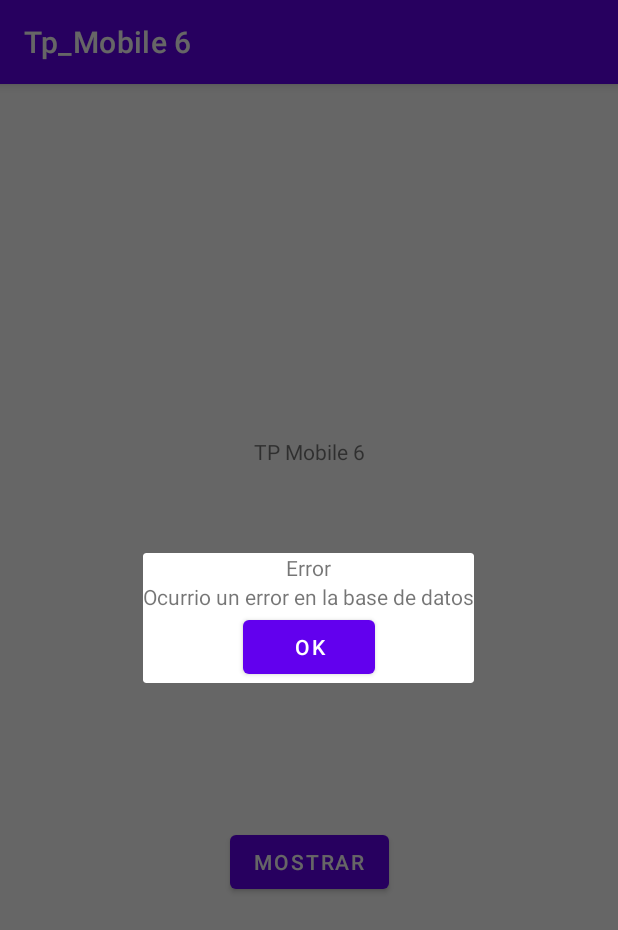
After one commit to lucasheredia1617/TP-06-MovieApp, an Android app: the fragment ErrorDialogFragment placed in its activity, on a phone screen of 412 x 824 dp. The commit adds this screen. Shown: the top 930 px of the screen. Run offline under Robolectric (Android 15) with nearby library versions, the phone set to English and light mode, and no system bars.

Commit message:
dialogo de error

```diff
--- /dev/null
+++ b/app/src/main/java/com/example/tp_06_movieapp/util/ErrorDialogFragment.kt
@@ -0,0 +1,61 @@
+package com.example.tp_06_movieapp.util
+
+import android.content.Intent
+import android.os.Bundle
+import android.view.LayoutInflater
+import android.view.View
+import android.view.ViewGroup
+import androidx.core.content.ContextCompat.startActivity
+import androidx.fragment.app.DialogFragment
+import com.example.tp_06_movieapp.activity.MainActivity
+import com.example.tp_06_movieapp.databinding.FragmentDialogBinding
+
+class ErrorDialogFragment : DialogFragment() {
+
+    private lateinit var binding: FragmentDialogBinding
+    private var titulo_dialogo: String? = null
+    private var descripcion_dialogo: String? = null
+
+    companion object {
+        private const val TITLE = "Title"
+        private const val DESCRIPTION = "Description"
+
+        fun newInstance(
+            title: String? = null,
+            description: String? = null
+        ): ErrorDialogFragment {
+            val fragment = ErrorDialogFragment()
+            val arguments = Bundle()
+            arguments.putString(TITLE, title)
+            arguments.putString(DESCRIPTION, description)
+            fragment.arguments = arguments
+            return fragment
+        }
+    }
+
+    override fun onCreate(savedInstanceState: Bundle?) {
+        super.onCreate(savedInstanceState)
+        binding = FragmentDialogBinding.inflate(layoutInflater)
+        showsDialog = true
+    }
+
+    override fun onViewCreated(view: View, savedInstanceState: Bundle?) {
+        super.onViewCreated(view, savedInstanceState)
+        titulo_dialogo = arguments?.getString(TITLE)
+        descripcion_dialogo = arguments?.getString(DESCRIPTION)
+        binding.botonDialogo.setOnClickListener {
+            val intent = Intent(activity, MainActivity::class.java)
+            startActivity(intent)
+            dismiss()
+        }
+    }
+
+    override fun onCreateView(
+        inflater: LayoutInflater,
+        container: ViewGroup?,
+        savedInstanceState: Bundle?
+    ): View {
+        return binding.root
+    }
+
+}
--- a/app/src/main/res/layout/activity_main.xml
+++ b/app/src/main/res/layout/activity_main.xml
@@ -26,6 +26,7 @@
         app:layout_constraintEnd_toEndOf="parent"
         style="@style/boton_mostrar_peliculas"
         android:text="@string/boton_mostrar_peliculas"
+        app:layout_constraintBottom_toBottomOf="parent"
         />
 
 </androidx.constraintlayout.widget.ConstraintLayout>
--- /dev/null
+++ b/app/src/main/res/layout/fragment_dialog.xml
@@ -0,0 +1,46 @@
+<?xml version="1.0" encoding="utf-8"?>
+<androidx.constraintlayout.widget.ConstraintLayout xmlns:android="http://schemas.android.com/apk/res/android"
+    android:layout_width="match_parent"
+    android:layout_height="match_parent"
+    xmlns:app="http://schemas.android.com/apk/res-auto"
+    xmlns:tools="http://schemas.android.com/tools">
+
+    <TextView
+        android:id="@+id/titulo_dialogo"
+        android:layout_width="wrap_content"
+        android:layout_height="wrap_content"
+        app:layout_constraintTop_toTopOf="parent"
+        app:layout_constraintBottom_toTopOf="@id/descripcion_dialogo"
+        app:layout_constraintStart_toStartOf="parent"
+        app:layout_constraintEnd_toEndOf="parent"
+        tools:text="title dialog"
+        android:text="@string/titulo_dialogo"
+        />
+
+    <TextView
+        android:id="@+id/descripcion_dialogo"
+        android:layout_width="wrap_content"
+        android:layout_height="wrap_content"
+        app:layout_constraintTop_toBottomOf="@id/titulo_dialogo"
+        app:layout_constraintEnd_toEndOf="parent"
+        app:layout_constraintStart_toStartOf="parent"
+        app:layout_constraintBottom_toTopOf="@id/boton_dialogo"
+        tools:text="description dialog"
+        android:text="@string/descripcion_dialogo"
+        />
+
+    <Button
+        android:id="@+id/boton_dialogo"
+        android:layout_width="wrap_content"
+        android:layout_height="wrap_content"
+        app:layout_constraintTop_toBottomOf="@id/descripcion_dialogo"
+        app:layout_constraintStart_toStartOf="parent"
+        app:layout_constraintEnd_toEndOf="parent"
+        app:layout_constraintBottom_toBottomOf="parent"
+        tools:text="Ok"
+        android:text="@string/boton_dialogo"
+        />
+
+
+
+</androidx.constraintlayout.widget.ConstraintLayout>
--- a/app/src/main/res/values/strings.xml
+++ b/app/src/main/res/values/strings.xml
@@ -11,4 +11,9 @@
     <string name="title_tp6">TP Mobile 6</string>
     <string name="boton_mostrar_peliculas">MOSTRAR</string>
     <string name="boton_atras">ATRAS</string>
+    <string name="error_dialog">Error en la base de datos</string>
+    <string name="ok">OK</string>
+    <string name="titulo_dialogo">Error</string>
+    <string name="descripcion_dialogo">Ocurrio un error en la base de datos</string>
+    <string name="boton_dialogo">OK</string>
 </resources>
```
Also changed, not shown: app/src/main/java/com/example/tp_06_movieapp/activity/MoviesActivity.kt (+9 -6 lines), app/src/main/java/com/example/tp_06_movieapp/mvvm/model/MainModel.kt (+6 -2 lines), app/src/main/java/com/example/tp_06_movieapp/service/MovieRequestGenerator.kt (+7 -3 lines).
